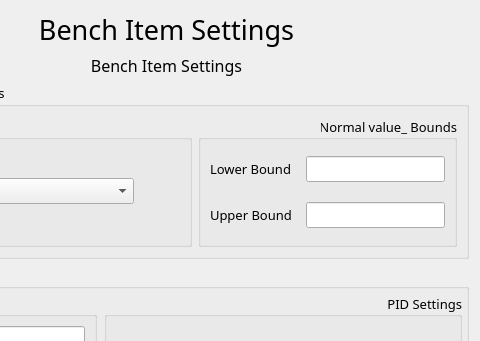
Before: the Qt Designer form BenchItem/benchitemsettingsdlg.ui in SundaySW/PumpBenchController, drawn with Qt 5; both pictures show x 147 to 627 and y 0 to 341 of the 627 by 768 pixel window.
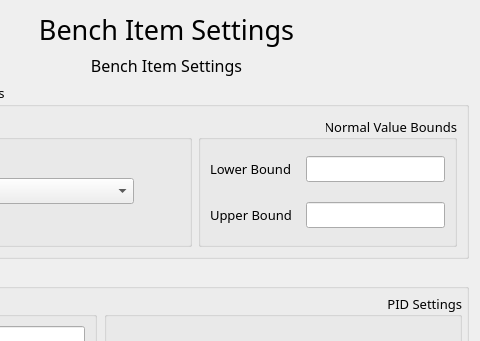
After: the same form once the commit is applied. Icons and pictures are not drawn.

Diff of the .ui file:
```diff
--- a/BenchItem/benchitemsettingsdlg.ui
+++ b/BenchItem/benchitemsettingsdlg.ui
@@ -184,7 +184,7 @@
       <item>
        <widget class="QGroupBox" name="normalValues_groupBox">
         <property name="title">
-         <string>Normal value_ Bounds</string>
+         <string>Normal Value Bounds</string>
         </property>
         <property name="alignment">
          <set>Qt::AlignRight|Qt::AlignTrailing|Qt::AlignVCenter</set>
```
Left out of the diff: 32 changed lines with no effect on the pictures.
